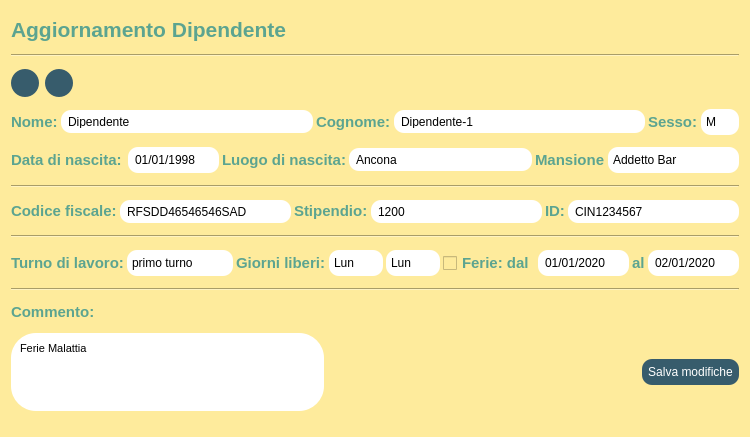
StracciaMatteo/GestioneCinema, file dipendente/DatiDipendente/view/AggiornaDipendente.ui: the form before one commit.
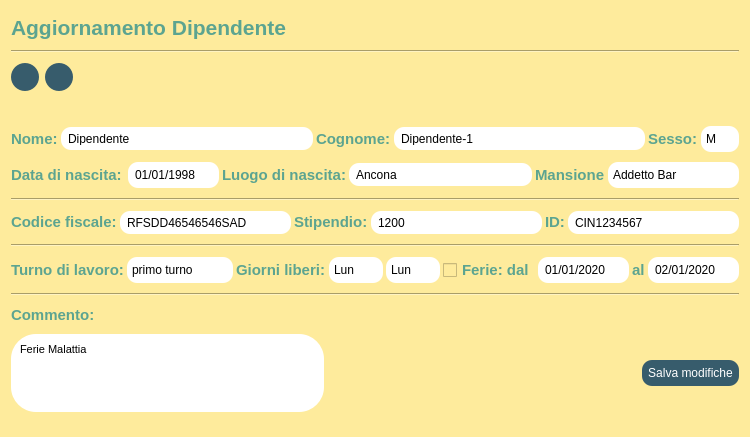
The form after the commit. Icons and pictures are not drawn.

Commit message: implementazione classe Aggiorna dipendente e massege box di conferma inizio implementazione classe View Turni di lavoro

The edit to the form file:
```diff
--- a/dipendente/DatiDipendente/view/AggiornaDipendente.ui
+++ b/dipendente/DatiDipendente/view/AggiornaDipendente.ui
@@ -164,6 +164,29 @@
      </item>
     </layout>
    </item>
+   <item>
+    <widget class="QLabel" name="error_text">
+     <property name="sizePolicy">
+      <sizepolicy hsizetype="Preferred" vsizetype="Fixed">
+       <horstretch>0</horstretch>
+       <verstretch>0</verstretch>
+      </sizepolicy>
+     </property>
+     <property name="font">
+      <font>
+       <pointsize>10</pointsize>
+       <weight>75</weight>
+       <bold>true</bold>
+      </font>
+     </property>
+     <property name="styleSheet">
+      <string notr="true">color: rgb(229, 51, 51);</string>
+     </property>
+     <property name="text">
+      <string/>
+     </property>
+    </widget>
+   </item>
    <item>
     <layout class="QHBoxLayout" name="horizontalLayout">
      <property name="spacing">
```
The commit also changes 10 other files.
